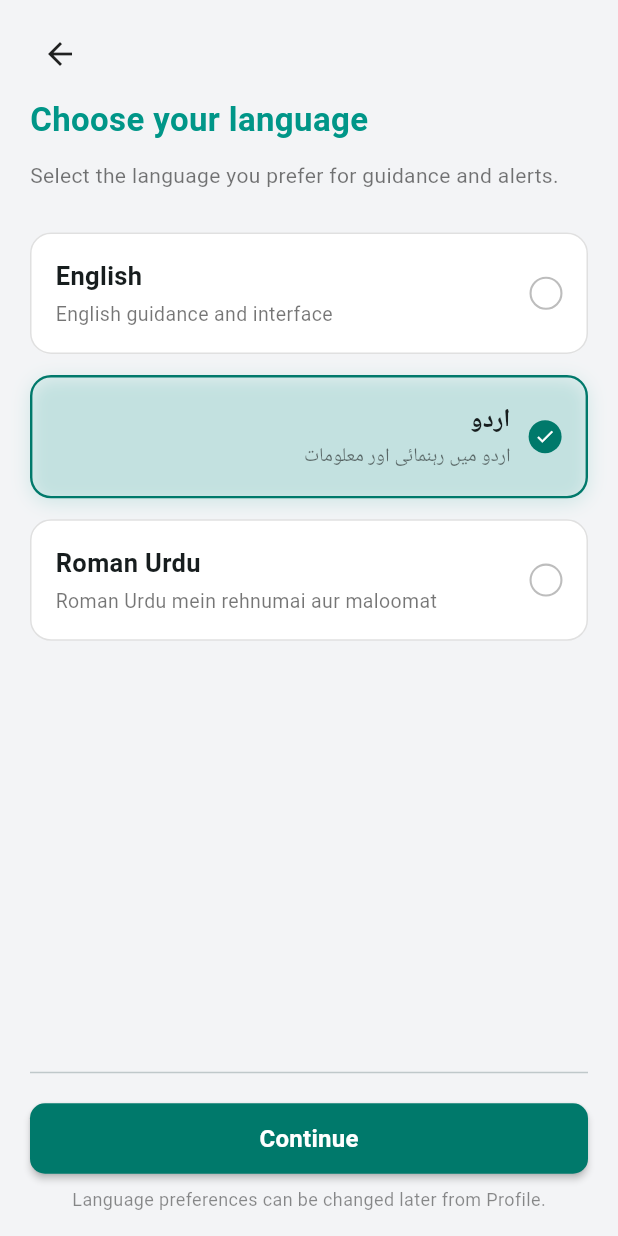
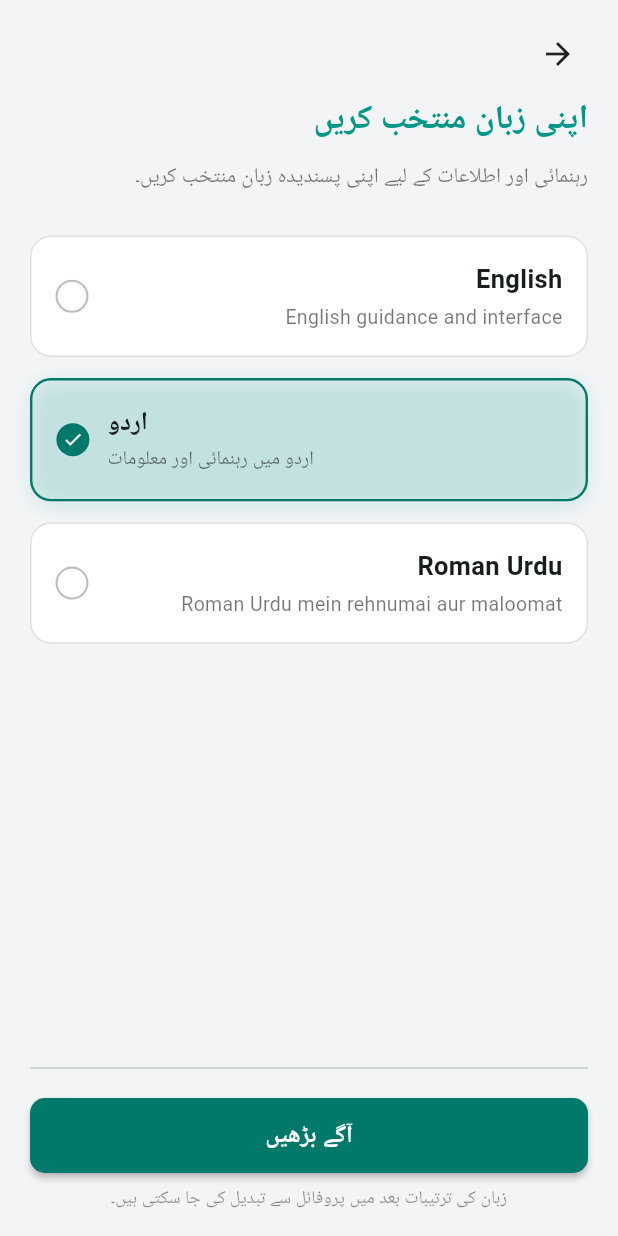
Before and after one commit to duaiqbal/disaster-dss, a Flutter app: the screen it shows after launch, after a tap on "اردو", on a phone screen of 412 x 824 dp. Run offline on Flutter 3.47's test engine with Material 3 defaults, Android fonts, the phone set to English and light mode, and no system bars; our stand-ins replace geolocator, sqflite; accounts and stored records are empty; network calls fail.

Commit message:
feat: full app-wide language switching (English, Urdu, Roman Urdu)

```diff
--- /dev/null
+++ b/app/lib/core/localization/app_translations.dart
@@ -0,0 +1,319 @@
+import 'language_service.dart';
+
+class Tr {
+  static String t(String key) {
+    final lang = LanguageService.instance.current;
+    final dict = _translations[lang] ?? _translations[AppLanguage.english]!;
+    return dict[key] ?? _translations[AppLanguage.english]![key] ?? key;
+  }
+
+  static String riskLevel(String level) {
+    final lower = level.toLowerCase();
+    if (lower.contains('high')) return t('risk_high');
+    if (lower.contains('moderat')) return t('risk_moderate');
+    if (lower.contains('low')) return t('risk_low');
+    return level;
+  }
+
+  static const Map<AppLanguage, Map<String, String>> _translations = {
+    AppLanguage.english: {
+      // Bottom Tabs
+      'tab_home': 'Home',
+      'tab_forecast': 'Forecast',
+      'tab_map': 'Map',
+      'tab_alerts': 'Alerts',
+      'tab_profile': 'Profile',
+
+      // Greeting & Header
+      'greeting': 'Good evening, Hafsa',
+      'location_chitral': 'Chitral, Khyber Pakhtunkhwa',
+      'app_title': 'Climate Risk Assistant',
+      'app_subtitle': 'Explainable AI for climate hazard risk and preparedness',
+
+      // Dashboard Sections
+      'current_conditions': 'CURRENT CONDITIONS',
+      'household_risk': 'HOUSEHOLD RISK',
+      'official_warning': 'OFFICIAL WARNING',
+      'community_risk': 'COMMUNITY RISK',
+      'ai_recommendation': 'AI Recommendation',
+      'seven_day_forecast': '7-DAY FORECAST',
+
+      // Buttons & CTAs
+      'view_risk_factors': 'View risk factors',
+      'view_community_reports': 'View Community Reports',
+      'ask_ai_assistant': 'Ask AI Assistant',
+      'view_alert': 'View alert',
+      'view_safety_guide': 'View Safety Guide',
+      'emergency_contacts': 'Emergency Contacts',
+      'give_feedback': 'Give Feedback',
+      'run_decision_simulation': 'Run Decision Simulation',
+      'submit_report': 'Submit Report',
+      'save_profile': 'Save Risk Profile',
+      'continue': 'Continue',
+      'cancel': 'Cancel',
+      'log_out': 'Log Out',
+      'done': 'Done',
+      'close': 'Close',
+      'view_full': 'View full',
+      'key_factors': 'Key Factors:',
+      'view_risk_profile': 'View Risk Profile',
+
+      // Language Selection
+      'choose_language': 'Choose your language',
+      'select_language_subtitle':
+          'Select the language you prefer for guidance and alerts.',
+      'language_can_change_later':
+          'Language preferences can be changed later from Profile.',
+
+      // Risk Levels
+      'risk_high': 'High Risk',
+      'risk_moderate': 'Moderate Risk',
+      'risk_low': 'Low Risk',
+      'at_risk': 'At Risk',
+
+      // Weather & Forecast
+      'humidity': 'Humidity',
+      'wind': 'Wind',
+      'rain': 'Rain',
+      'uv': 'UV',
+      'hourly_forecast': 'Hourly Forecast',
+      'risk_relevant_weather': 'Risk-relevant weather',
+
+      // Alerts Screen
+      'alerts_title': 'Alerts',
+      'alerts_subtitle': 'Official warnings and important risk updates',
+      'cat_all': 'All',
+      'cat_flood': 'Flood',
+      'cat_landslide': 'Landslide',
+      'cat_heavy_rain': 'Heavy Rain',
+
+      // Bottom Sheet & Explanations
+      'household_risk_factors': 'Household Risk Factors',
+      'household_risk_factors_sub': 'Why your household has this risk level',
+      'calc_risk_title': 'How your risk is calculated',
+      'household_risk_desc':
+          'Based on your current household profile and environmental conditions.',
+
+      // Scenarios
+      'evacuate_now': 'Evacuate now',
+      'wait_and_monitor': 'Wait and monitor',
+      'risk_trajectory': 'Risk Trajectory',
+      'factor_breakdown': 'Factor Breakdown',
+
+      // Profile Menu Items
+      'menu_risk_profile': 'Risk Profile',
+      'menu_risk_profile_sub': 'Manage household characteristics',
+      'menu_emergency_contacts': 'Emergency Contacts',
+      'menu_emergency_contacts_sub': 'View important emergency numbers',
+      'menu_safety_hub': 'Safety Hub',
+      'menu_safety_hub_sub': 'Safe bag checklist and hazard guides',
+      'menu_feedback': 'Give Feedback',
+      'menu_feedback_sub': 'Help improve the guidance system',
+      'menu_language': 'Language',
+
+      // Dialogs
+      'logout_dialog_title': 'Log out?',
+      'logout_dialog_desc': 'Are you sure you want to log out of your account?',
+    },
+
+    AppLanguage.urdu: {
+      // Bottom Tabs
+      'tab_home': 'ہوم',
+      'tab_forecast': 'پیشن گوئی',
+      'tab_map': 'نقشہ',
+      'tab_alerts': 'اطلاعات',
+      'tab_profile': 'پروفائل',
+
+      // Greeting & Header
+      'greeting': 'شب بخیر، حفصہ',
+      'location_chitral': 'چترال، خیبر پختونخوا',
+      'app_title': 'کلائمیٹ رسک اسسٹنٹ',
+      'app_subtitle': 'موسمیاتی خطرات اور تیاری کے لیے وضاحتی مصنوعی ذہانت',
+
+      // Dashboard Sections
+      'current_conditions': 'موجودہ موسمی صورتحال',
+      'household_risk': 'گھر کا خطرہ',
+      'official_warning': 'سرکاری تنبیہ',
+      'community_risk': 'عوامی صورتحال',
+      'ai_recommendation': 'مصنوعی ذہانت کی تجویز',
+      'seven_day_forecast': '7 روزہ پیشن گوئی',
+
+      // Buttons & CTAs
+      'view_risk_factors': 'خطرے کے عوامل دیکھیں',
+      'view_community_reports': 'عوامی رپورٹیں دیکھیں',
+      'ask_ai_assistant': 'AI اسسٹنٹ سے پوچھیں',
+      'view_alert': 'تنبیہ دیکھیں',
+      'view_safety_guide': 'حفاظتی گائیڈ دیکھیں',
+      'emergency_contacts': 'ہنگامی رابطے',
+      'give_feedback': 'رائے دیں',
+      'run_decision_simulation': 'فیصلہ سازی سمیلیشن شروع کریں',
+      'submit_report': 'رپورٹ جمع کروائیں',
+      'save_profile': 'پروفائل محفوظ کریں',
+      'continue': 'آگے بڑھیں',
+      'cancel': 'منسوخ کریں',
+      'log_out': 'لاگ آؤٹ',
+      'done': 'مکمل',
+      'close': 'بند کریں',
+      'view_full': 'مکمل دیکھیں',
+      'key_factors': 'اہم عوامل:',
+      'view_risk_profile': 'خطرے کا پروفائل دیکھیں',
+
+      // Language Selection
+      'choose_language': 'اپنی زبان منتخب کریں',
+      'select_language_subtitle':
+          'رہنمائی اور اطلاعات کے لیے اپنی پسندیدہ زبان منتخب کریں۔',
+      'language_can_change_later':
+          'زبان کی ترتیبات بعد میں پروفائل سے تبدیل کی جا سکتی ہیں۔',
+
+      // Risk Levels
+      'risk_high': 'شدید خطرہ',
+      'risk_moderate': 'درمیانہ خطرہ',
+      'risk_low': 'کم خطرہ',
+      'at_risk': 'خطرے میں',
+
+      // Weather & Forecast
+      'humidity': 'نمی',
+      'wind': 'ہوا',
+      'rain': 'بارش',
+      'uv': 'یو وی',
+      'hourly_forecast': 'گھنٹہ وار پیشن گوئی',
+      'risk_relevant_weather': 'خطرے سے متعلق موسم',
+
+      // Alerts Screen
+      'alerts_title': 'اطلاعات',
+      'alerts_subtitle': 'سرکاری تنبیہات اور اہم خطرات سے متعلق اپ ڈیٹس',
+      'cat_all': 'تمام',
+      'cat_flood': 'سیلاب',
+      'cat_landslide': 'لینڈ سلائیڈنگ',
+      'cat_heavy_rain': 'شدید بارش',
+
+      // Bottom Sheet & Explanations
+      'household_risk_factors': 'گھر کے خطرے کے عوامل',
+      'household_risk_factors_sub': 'آپ کے گھر کا یہ خطرے کا درجہ کیوں ہے',
+      'calc_risk_title': 'آپ کے خطرے کا حساب کیسے لگایا گیا',
+      'household_risk_desc':
+          'آپ کے موجودہ گھریلو پروفائل اور ماحولیاتی حالات پر مبنی۔',
+
+      // Scenarios
+      'evacuate_now': 'ابھی محفوظ مقام پر منتقل ہوں',
+      'wait_and_monitor': 'انتظار کریں اور نظر رکھیں',
+      'risk_trajectory': 'خطرے کا رجحان',
+      'factor_breakdown': 'عوامل کا جائزہ',
+
+      // Profile Menu Items
+      'menu_risk_profile': 'خطرے کا پروفائل',
+      'menu_risk_profile_sub': 'گھر سے متعلق تفصیلات کا انتظام',
+      'menu_emergency_contacts': 'ہنگامی رابطے',
+      'menu_emergency_contacts_sub': 'اہم ہنگامی ہیلپ لائن نمبرز دیکھیں',
+      'menu_safety_hub': 'سیفٹی مرکز',
+      'menu_safety_hub_sub': 'حفاظتی بیگ چیک لسٹ اور رہنمائی',
+      'menu_feedback': 'اپنی رائے دیں',
+      'menu_feedback_sub': 'رہنمائی کے نظام کو بہتر بنانے میں مدد کریں',
+      'menu_language': 'زبان',
+
+      // Dialogs
+      'logout_dialog_title': 'لاگ آؤٹ کریں؟',
+      'logout_dialog_desc': 'کیا آپ واقعی اپنے اکاؤنٹ سے لاگ آؤٹ کرنا چاہتے ہیں؟',
+    },
+
+    AppLanguage.romanUrdu: {
+      // Bottom Tabs
+      'tab_home': 'Home',
+      'tab_forecast': 'Peshangoi',
+      'tab_map': 'Naqsha',
+      'tab_alerts': 'Ittilayein',
+      'tab_profile': 'Profile',
+
+      // Greeting & Header
+      'greeting': 'Shab-ba-khair, Hafsa',
+      'location_chitral': 'Chitral, Khyber Pakhtunkhwa',
+      'app_title': 'Climate Risk Assistant',
+      'app_subtitle': 'Mousami khatrat aur tayari ke liye wazahti AI',
+
+      // Dashboard Sections
+      'current_conditions': 'MOJOODA MOUSAM',
+      'household_risk': 'GHAR KA KHATRA',
+      'official_warning': 'SARKARI ITTILA',
+      'community_risk': 'AWAMI SURAT-E-HAAL',
+      'ai_recommendation': 'AI Mashwara',
+      'seven_day_forecast': '7-ROZA PESHANGOI',
+
+      // Buttons & CTAs
+      'view_risk_factors': 'Khatray ke asbaab dekhein',
+      'view_community_reports': 'Awami Reports Dekhein',
+      'ask_ai_assistant': 'AI Assistant se Poochhein',
+      'view_alert': 'Ittila dekhein',
+      'view_safety_guide': 'Safety Guide Dekhein',
+      'emergency_contacts': 'Emergency Numbers',
+      'give_feedback': 'Raye Dein',
+      'run_decision_simulation': 'Faisla Simulation Chalayein',
+      'submit_report': 'Report Jama Karein',
+      'save_profile': 'Profile Save Karein',
+      'continue': 'Aagay Barhein',
+      'cancel': 'Mansookh',
+      'log_out': 'Log Out',
+      'done': 'Mukammal',
+      'close': 'Band Karein',
+      'view_full': 'Mukammal dekhein',
+      'key_factors': 'Aham Wajoohaat:',
+      'view_risk_profile': 'Risk Profile Dekhein',
+
+      // Language Selection
+      'choose_language': 'Apni zuban muntakhib karein',
+      'select_language_subtitle':
+          'Rehnumai aur ittilayein ke liye apni pasandeeda zuban muntakhib karein.',
+      'language_can_change_later':
+          'Zuban ki tarteeb baad mein Profile se tabdeel ki ja sakti hai.',
+
+      // Risk Levels
+      'risk_high': 'Bara Khatra',
+      'risk_moderate': 'Darmiyana Khatra',
+      'risk_low': 'Kam Khatra',
+      'at_risk': 'Khatray Mein',
+
+      // Weather & Forecast
+      'humidity': 'Nami',
+      'wind': 'Hawa',
+      'rain': 'Barish',
+      'uv': 'UV',
+      'hourly_forecast': 'Ghanta-waar Peshangoi',
+      'risk_relevant_weather': 'Khatray se jurra mousam',
+
+      // Alerts Screen
+      'alerts_title': 'Ittilayein',
+      'alerts_subtitle': 'Sarkari ittilayein aur ahem khatray ki updates',
+      'cat_all': 'Tamam',
+      'cat_flood': 'Seelab',
+      'cat_landslide': 'Landslide',
+      'cat_heavy_rain': 'Bhari Barish',
+
+      // Bottom Sheet & Explanations
+      'household_risk_factors': 'Ghar ke khatray ke asbaab',
+      'household_risk_factors_sub': 'Aap ke ghar ka yeh khatra kyun hai',
+      'calc_risk_title': 'Aap ke khatray ka hisaab kaisay lagaya gaya',
+      'household_risk_desc':
+          'Aap ke ghar ke profile aur mosami halaat par mabni.',
+
+      // Scenarios
+      'evacuate_now': 'Abhi mehfooz jagah jayein',
+      'wait_and_monitor': 'Rukein aur nazar rakhein',
+      'risk_trajectory': 'Khatray Ka Graph',
+      'factor_breakdown': 'Wajohaat Ka Muqabla',
+
+      // Profile Menu Items
+      'menu_risk_profile': 'Risk Profile',
+      'menu_risk_profile_sub': 'Ghar ki maloomat darj karein',
+      'menu_emergency_contacts': 'Emergency Contacts',
+      'menu_emergency_contacts_sub': 'Zaroori emergency helpline numbers',
+      'menu_safety_hub': 'Safety Hub',
+      'menu_safety_hub_sub': 'Emergency bag checklist aur safety guide',
+      'menu_feedback': 'Raye Dein',
+      'menu_feedback_sub': 'System ko behtar banane mein madad karein',
+      'menu_language': 'Zuban',
+
+      // Dialogs
+      'logout_dialog_title': 'Log out karein?',
+      'logout_dialog_desc': 'Kya aap waqai apne account se log out karna chahte hain?',
+    },
+  };
+}
--- /dev/null
+++ b/app/lib/core/localization/language_service.dart
@@ -0,0 +1,43 @@
+import 'package:flutter/material.dart';
+
+enum AppLanguage { english, urdu, romanUrdu }
+
+class LanguageService {
+  LanguageService._internal();
+  static final LanguageService instance = LanguageService._internal();
+
+  final ValueNotifier<AppLanguage> currentLanguage =
+      ValueNotifier<AppLanguage>(AppLanguage.english);
+
+  AppLanguage get current => currentLanguage.value;
+
+  void setLanguage(AppLanguage language) {
+    if (currentLanguage.value != language) {
+      currentLanguage.value = language;
+    }
+  }
+
+  bool get isRtl => currentLanguage.value == AppLanguage.urdu;
+
+  Locale get locale {
+    switch (currentLanguage.value) {
+      case AppLanguage.urdu:
+        return const Locale('ur', 'PK');
+      case AppLanguage.romanUrdu:
+        return const Locale('ur', 'Latn');
+      case AppLanguage.english:
+        return const Locale('en', 'US');
+    }
+  }
+
+  String get displayName {
+    switch (currentLanguage.value) {
+      case AppLanguage.urdu:
+        return 'اردو';
+      case AppLanguage.romanUrdu:
+        return 'Roman Urdu';
+      case AppLanguage.english:
+        return 'English';
+    }
+  }
+}
--- a/app/lib/features/auth/language_selection_screen.dart
+++ b/app/lib/features/auth/language_selection_screen.dart
@@ -1,4 +1,6 @@
 import 'package:flutter/material.dart';
+import '../../core/localization/language_service.dart';
+import '../../core/localization/app_translations.dart';
 import 'login_screen.dart';
 
 class LanguageSelectionScreen extends StatefulWidget {
@@ -8,12 +10,26 @@ class LanguageSelectionScreen extends StatefulWidget {
   State<LanguageSelectionScreen> createState() => _LanguageSelectionScreenState();
 }
 
-enum _Language { english, urdu, romanUrdu }
+class _LanguageSelectionScreenState extends State<LanguageSelectionScreen> {
+  late AppLanguage _selected;
 
-class _LanguageSelectionScreenState extends State<LanguageSelectionScreen> {
-  _Language _selected = _Language.english;
+  @override
+  void initState() {
+    super.initState();
+    _selected = LanguageService.instance.current;
+  }
+
+  void _selectLanguage(AppLanguage lang) {
+    setState(() => _selected = lang);
+    LanguageService.instance.setLanguage(lang);
+  }
 
   void _continue() {
+    LanguageService.instance.setLanguage(_selected);
+    if (Navigator.of(context).canPop()) {
+      Navigator.of(context).pop();
+      return;
+    }
     Navigator.of(context).pushReplacement(
       PageRouteBuilder(
         transitionDuration: const Duration(milliseconds: 400),
@@ -60,25 +76,25 @@ class _LanguageSelectionScreenState extends State<LanguageSelectionScreen> {
                         ),
                       ),
                       const SizedBox(height: 8),
-                      const Text(
-                        'Choose your language',
-                        style: TextStyle(
+                      Text(
+                        Tr.t('choose_language'),
+                        style: const TextStyle(
                           fontSize: 22,
                           fontWeight: FontWeight.bold,
                           color: Colors.teal,
                         ),
                       ),
                       const SizedBox(height: 12),
-                      const Text(
-                        'Select the language you prefer for guidance and alerts.',
-                        style: TextStyle(color: Colors.black54),
+                      Text(
+                        Tr.t('select_language_subtitle'),
+                        style: const TextStyle(color: Colors.black54),
                       ),
                       const SizedBox(height: 28),
                       _LanguageCard(
                         title: 'English',
                         subtitle: 'English guidance and interface',
-                        selected: _selected == _Language.english,
-                        onTap: () => setState(() => _selected = _Language.english),
+                        selected: _selected == AppLanguage.english,
+                        onTap: () => _selectLanguage(AppLanguage.english),
                       ),
                       const SizedBox(height: 14),
                       _LanguageCard(
@@ -86,15 +102,15 @@ class _LanguageSelectionScreenState extends State<LanguageSelectionScreen> {
                         titleAlignment: TextAlign.right,
                         subtitle: 'اردو میں رہنمائی اور معلومات',
                         subtitleAlignment: TextAlign.right,
-                        selected: _selected == _Language.urdu,
-                        onTap: () => setState(() => _selected = _Language.urdu),
+                        selected: _selected == AppLanguage.urdu,
+                        onTap: () => _selectLanguage(AppLanguage.urdu),
                       ),
                       const SizedBox(height: 14),
                       _LanguageCard(
                         title: 'Roman Urdu',
                         subtitle: 'Roman Urdu mein rehnumai aur maloomat',
-                        selected: _selected == _Language.romanUrdu,
-                        onTap: () => setState(() => _selected = _Language.romanUrdu),
+                        selected: _selected == AppLanguage.romanUrdu,
+                        onTap: () => _selectLanguage(AppLanguage.romanUrdu),
                       ),
                       const SizedBox(height: 16),
                       const Spacer(),
@@ -115,15 +131,18 @@ class _LanguageSelectionScreenState extends State<LanguageSelectionScreen> {
                               ),
                               elevation: 2,
                             ),
-                            child: const Text('Continue', style: TextStyle(fontSize: 16)),
+                            child: Text(
+                              Tr.t('continue'),
+                              style: const TextStyle(fontSize: 16),
+                            ),
                           ),
                         ),
                       ),
                       const SizedBox(height: 8),
-                      const Center(
+                      Center(
                         child: Text(
-                          'Language preferences can be changed later from Profile.',
-                          style: TextStyle(fontSize: 12, color: Colors.black45),
+                          Tr.t('language_can_change_later'),
+                          style: const TextStyle(fontSize: 12, color: Colors.black45),
                         ),
                       ),
                     ],
--- a/app/lib/features/dashboard/widgets/current_conditions_card.dart
+++ b/app/lib/features/dashboard/widgets/current_conditions_card.dart
@@ -1,6 +1,7 @@
 import 'package:flutter/material.dart';
 import '../../../core/theme/app_colors.dart';
 import '../../../core/theme/app_text_styles.dart';
+import '../../../core/localization/app_translations.dart';
 import '../../../core/models/weather_data.dart';
 
 class CurrentConditionsCard extends StatelessWidget {
@@ -23,8 +24,8 @@ class CurrentConditionsCard extends StatelessWidget {
       child: Column(
         crossAxisAlignment: CrossAxisAlignment.start,
         children: [
-          const Text(
-            'CURRENT CONDITIONS',
+          Text(
+            Tr.t('current_conditions'),
             style: AppTextStyles.sectionLabel,
           ),
           const SizedBox(height: 16),
--- a/app/lib/main.dart
+++ b/app/lib/main.dart
@@ -1,5 +1,6 @@
 import 'package:flutter/material.dart';
 import 'core/theme/app_theme.dart';
+import 'core/localization/language_service.dart';
 import 'features/chat/chat_screen.dart';
 import 'features/map/map_screen.dart';
 import 'features/auth/splash_screen.dart';
@@ -14,11 +15,27 @@ class DisasterDssApp extends StatelessWidget {
 
   @override
   Widget build(BuildContext context) {
-    return MaterialApp(
-      title: 'Disaster DSS',
-      debugShowCheckedModeBanner: false,
-      theme: AppTheme.lightTheme,
-      home: const SplashScreen(),
+    return ValueListenableBuilder<AppLanguage>(
+      valueListenable: LanguageService.instance.currentLanguage,
+      builder: (context, language, _) {
+        return MaterialApp(
+          title: 'Disaster DSS',
+          debugShowCheckedModeBanner: false,
+          theme: AppTheme.lightTheme,
+          builder: (context, child) {
+            return Directionality(
+              textDirection: LanguageService.instance.isRtl
+                  ? TextDirection.rtl
+                  : TextDirection.ltr,
+              child: KeyedSubtree(
+                key: ValueKey(language),
+                child: child ?? const SizedBox.shrink(),
+              ),
+            );
+          },
+          home: const SplashScreen(),
+        );
+      },
     );
   }
 }
```
Also changed, not shown: app/lib/features/alerts/official_alerts_screen.dart (+20 -4 lines), app/lib/features/dashboard/screens/main_risk_dashboard_screen.dart (+4 -3 lines), app/lib/features/dashboard/widgets/ai_recommendation_card.dart (+10 -9 lines), app/lib/features/dashboard/widgets/community_risk_card.dart (+10 -9 lines), app/lib/features/dashboard/widgets/household_risk_bottom_sheet.dart (+13 -12 lines), app/lib/features/dashboard/widgets/household_risk_card.dart (+10 -9 lines), app/lib/features/dashboard/widgets/official_warning_card.dart (+11 -10 lines), app/lib/features/dashboard/widgets/seven_day_forecast_preview.dart (+6 -5 lines), app/lib/features/navigation/main_navigation_shell.dart (+6 -5 lines), app/lib/features/profile/profile_screen.dart (+32 -30 lines), 1 other file.
